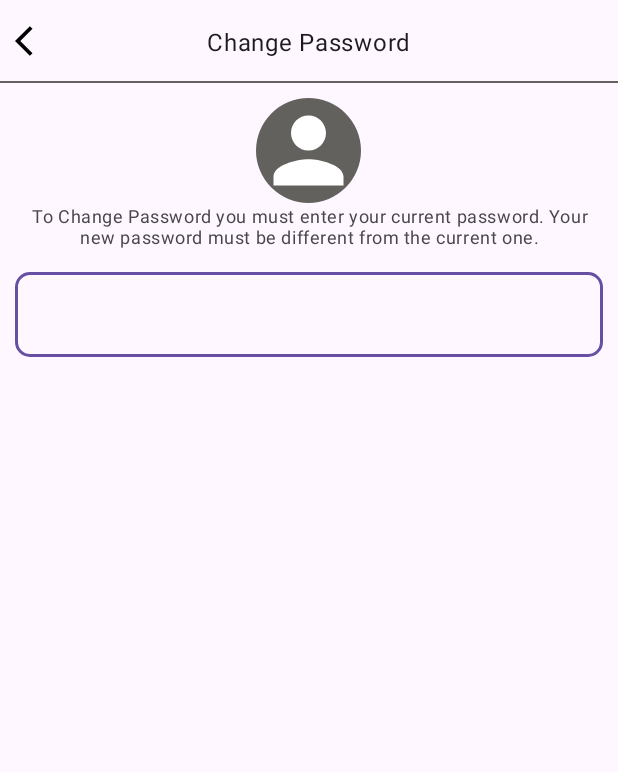
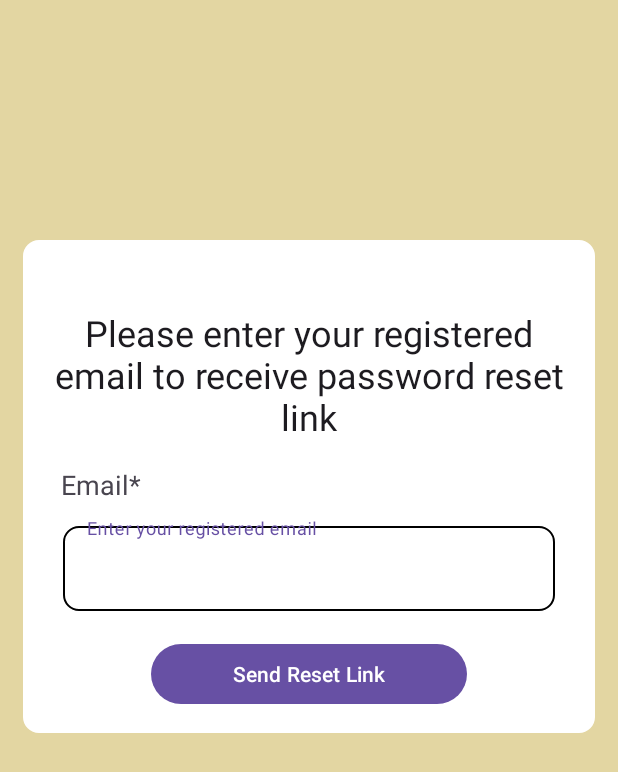
Before and after one commit to johnrenmacinas/jheaperita, an Android app: the ChangePasswordActivity screen opened directly, with no data from a screen before it, on a phone screen of 412 x 824 dp. Shown: the top 772 px of the screen. Run offline under Robolectric (Android 15) with nearby library versions, the phone set to English and light mode, and no system bars.

Commit message:
Setting dinagdagan ko ng code yung changepassword profile delete ko yung dalawa na nasa baba activity change password dinagdaganan ng code

```diff
--- a/app/src/main/java/com/peritemacinas/bahi/Profile.java
+++ b/app/src/main/java/com/peritemacinas/bahi/Profile.java
@@ -55,20 +55,6 @@ public class Profile extends Fragment {
         super.onViewCreated(view, savedInstanceState);
 
         firebaseAuth = FirebaseAuth.getInstance();
-
-        //Delete Account
-        binding.deleteAccountCv.setOnClickListener(v -> {
-            startActivity(new Intent(requireContext(), DeleteAccount.class));
-            requireActivity().finishAffinity();
-        });
-
-        // Change Password
-        binding.changePasswordCv.setOnClickListener(new View.OnClickListener() {
-            @Override
-            public void onClick(View v){
-                startActivity(new Intent(mContext,ChangePasswordActivity.class));
-            }
-        });
 
         loadMyInfo();
     }
--- a/app/src/main/java/com/peritemacinas/bahi/Settings.java
+++ b/app/src/main/java/com/peritemacinas/bahi/Settings.java
@@ -7,11 +7,19 @@ import android.widget.TextView;
 
 import androidx.appcompat.app.AppCompatActivity;
 
+import com.peritemacinas.bahi.databinding.ActivitySettingsBinding;
+
+
 public class Settings extends AppCompatActivity {
+
+    private ActivitySettingsBinding binding;
+
 
     @Override
     protected void onCreate(Bundle savedInstanceState) {
         super.onCreate(savedInstanceState);
+        binding = ActivitySettingsBinding.inflate(getLayoutInflater());
+        setContentView(binding.getRoot());
         setContentView(R.layout.activity_settings);
 
         TextView editProfileText = findViewById(R.id.edit_click);
@@ -25,7 +33,6 @@ public class Settings extends AppCompatActivity {
         });
 
         TextView deleteText = findViewById(R.id.delete_click);
-
         deleteText.setOnClickListener(new View.OnClickListener() {
             @Override
             public void onClick(View v) {
@@ -33,5 +40,14 @@ public class Settings extends AppCompatActivity {
                 startActivity(intent);
             }
         });
+        //change password
+        TextView changePasswordText = findViewById(R.id.password_click);
+        changePasswordText.setOnClickListener(new View.OnClickListener() {
+            @Override
+            public void onClick(View v) {
+                Intent intent = new Intent(Settings.this, ChangePasswordActivity.class);
+                startActivity(intent);
+            }
+        });
     }
 }
--- a/app/src/main/res/layout/activity_change_password.xml
+++ b/app/src/main/res/layout/activity_change_password.xml
@@ -1,82 +1,74 @@
 <?xml version="1.0" encoding="utf-8"?>
-  <RelativeLayout
-    xmlns:android="http://schemas.android.com/apk/res/android"
+<ScrollView xmlns:android="http://schemas.android.com/apk/res/android"
+    xmlns:app="http://schemas.android.com/apk/res-auto"
     xmlns:tools="http://schemas.android.com/tools"
-    xmlns:app="http://schemas.android.com/apk/res-auto"
     android:id="@+id/main"
     android:layout_width="match_parent"
     android:layout_height="match_parent"
-    tools:context=".ChangePasswordActivity">
-
-
-    <RelativeLayout
-        android:id="@+id/toolbarRL"
-        android:layout_width="match_parent"
-        android:layout_height="@dimen/m_toolbar_height">
-
-      <ImageButton
-          android:layout_width="wrap_content"
-          android:layout_height="wrap_content"
-          android:src="@drawable/ic_back"
-          android:background="@android:color/transparent"
-          android:padding="10dp"
-          android:layout_centerVertical="true"/>
-      <TextView
-          android:id="@+id/toolbarTitleTv"
-          style="@style/TextAppearance.MaterialComponents.Body1"
-          android:layout_width="wrap_content"
-          android:layout_height="wrap_content"
-          android:layout_centerInParent="true"
-          android:text="Change Password"/>
-      <View
-          android:layout_width="match_parent"
-          android:layout_height="1dp"
-          android:layout_alignParentBottom="true"
-          android:background="@color/gray"/>
-    </RelativeLayout>
-
+    tools:context=".Recover_Acc"
+    android:background="@color/yellow">
 
   <RelativeLayout
       android:layout_width="match_parent"
-      android:layout_height="match_parent"
-      android:layout_below="@+id/toolbarRL"
-      android:padding="10dp">
-
-    <com.google.android.material.imageview.ShapeableImageView
-        android:id="@+id/profileIv"
-        android:layout_width="70dp"
-        android:layout_height="70dp"
-        android:background="@color/gray"
-        android:src="@drawable/ic_white_person"
-        app:shapeAppearance="@style/imageStyle_Circle"
-        android:layout_centerHorizontal="true"/>
+      android:layout_height="wrap_content"
+      android:layout_marginLeft="15dp"
+      android:layout_marginRight="15dp"
+      android:layout_marginTop="160dp"
+      android:padding="15dp"
+      android:background="@drawable/border_white">
 
     <TextView
-        android:id="@+id/labelTv"
+        android:id="@+id/statusTextView"
+        android:layout_width="match_parent"
+        android:layout_height="wrap_content"
+        android:text="Please enter your registered email to receive password reset link"
+        android:layout_marginTop="30dp"
+        android:textAlignment="center"
+        android:textAppearance="@style/TextAppearance.AppCompat.Headline"/>
+
+    <TextView
+        android:layout_width="match_parent"
+        android:layout_height="wrap_content"
+        android:text="Email*"
+        android:textSize="18sp"
+        android:layout_marginTop="135dp"
+        android:layout_marginLeft="10dp"/>
+
+    <com.google.android.material.textfield.TextInputLayout
+        android:layout_width="match_parent"
+        android:layout_height="wrap_content"
+        android:hint="Enter your registered email"
+        android:padding="10dp"
+        android:layout_marginLeft="1dp"
+        android:layout_marginRight="1dp"
+        android:layout_marginTop="160dp">
+
+      <com.google.android.material.textfield.TextInputEditText
+          android:id="@+id/emailEditText"
+          android:layout_width="match_parent"
+          android:layout_height="wrap_content"
+          android:inputType="textEmailAddress"
+          android:background="@drawable/boarder_soft" />
+    </com.google.android.material.textfield.TextInputLayout>
+
+    <Button
+        android:id="@+id/resetPasswordButton"
+        android:layout_width="match_parent"
+        android:layout_height="wrap_content"
+        android:layout_marginTop="250dp"
+        android:layout_marginLeft="70dp"
+        android:layout_marginRight="70dp"
+        android:text="Send Reset Link"/>
+
+    <ProgressBar
+        android:id="@+id/recover_ProgressBar"
         android:layout_width="wrap_content"
         android:layout_height="wrap_content"
-        android:layout_below="@+id/profileIv"
-        android:text="To Change Password you must enter your current password. Your new password must be different from the current one."
-        android:textAlignment="center"
-        style="@style/TextAppearance.MaterialComponents.Caption"/>
-
-    <com.google.android.material.textfield.TextInputLayout
-        android:id="@+id/currentPasswordTil"
-        style=""
-        android:layout_below="@id/labelTv"
-        android:layout_marginTop="10dp"
-        android:layout_width="match_parent"
-        android:layout_height="wrap_content"
-        app:boxCornerRadiusTopStart="10dp"
-        app:boxCornerRadiusTopEnd="10dp"
-        app:boxCornerRadiusBottomEnd="10dp"
-        app:boxCornerRadiusBottomStart="10dp">
-
-        <EditText
-            android:layout_width="match_parent"
-            android:layout_height="wrap_content"/>
-    </com.google.android.material.textfield.TextInputLayout>
-
+        android:layout_centerHorizontal="true"
+        android:layout_centerVertical="true"
+        android:elevation="10dp"
+        android:visibility="gone"/>
 
   </RelativeLayout>
-</RelativeLayout>
+
+</ScrollView>
```
